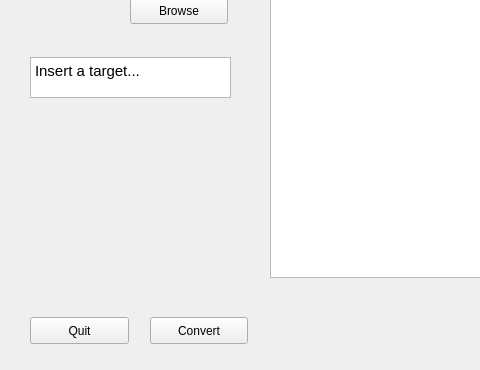
This is Code/fileopener.ui in acobus/PDF2TeX as Qt 5 draws it before an edit; both pictures show x 0 to 480 and y 153 to 523 of the 607 by 523 pixel window. The edited form follows.
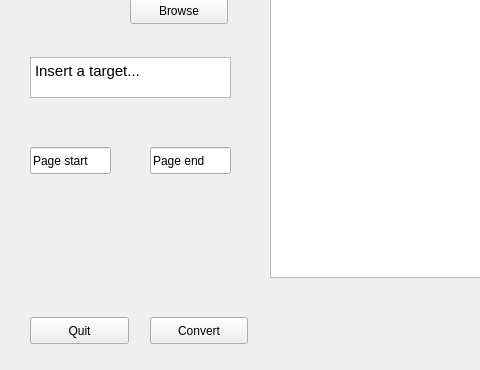
This is the edited form.

```diff
--- a/Code/fileopener.ui
+++ b/Code/fileopener.ui
@@ -96,6 +96,32 @@
     </rect>
    </property>
   </widget>
+  <widget class="QLineEdit" name="start_page">
+   <property name="geometry">
+    <rect>
+     <x>30</x>
+     <y>300</y>
+     <width>81</width>
+     <height>27</height>
+    </rect>
+   </property>
+   <property name="text">
+    <string>Page start</string>
+   </property>
+  </widget>
+  <widget class="QLineEdit" name="end_page">
+   <property name="geometry">
+    <rect>
+     <x>150</x>
+     <y>300</y>
+     <width>81</width>
+     <height>27</height>
+    </rect>
+   </property>
+   <property name="text">
+    <string>Page end</string>
+   </property>
+  </widget>
  </widget>
  <resources/>
  <connections/>
```
